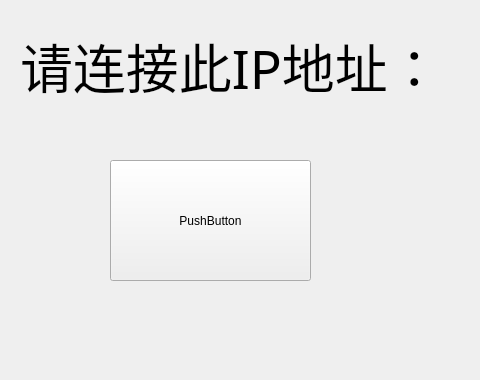
Old version of the form QtAndroid_Screen/QtAndroidScreen/mainwindow.ui in the repository xiaoweilai/wireless_xiaoAn_play; both pictures show x 0 to 480 and y 0 to 380 of the 800 by 480 pixel window.
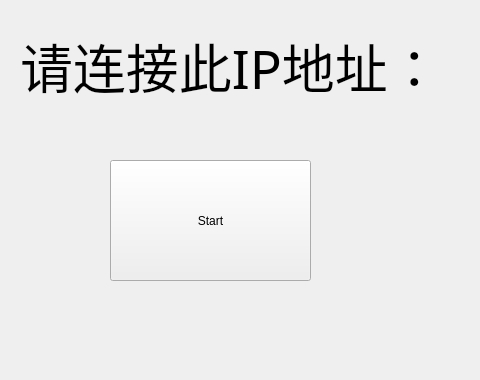
New version of the form.

Commit message: 绑定本地ip地址，绑定ip内容，可以正常接收，但是QScreenCapture.exe不行，remote desk transfer是可以的。 QScreenCapture.exe一开启就退出了，什么原因呢？

What changed in the file:
```diff
--- a/QtAndroid_Screen/QtAndroidScreen/mainwindow.ui
+++ b/QtAndroid_Screen/QtAndroidScreen/mainwindow.ui
@@ -43,7 +43,7 @@
      </rect>
     </property>
     <property name="text">
-     <string>PushButton</string>
+     <string>Start</string>
     </property>
    </widget>
   </widget>
```
Left out of the diff: 2 changed lines with no effect on the pictures. The commit also changes 2 other files.
